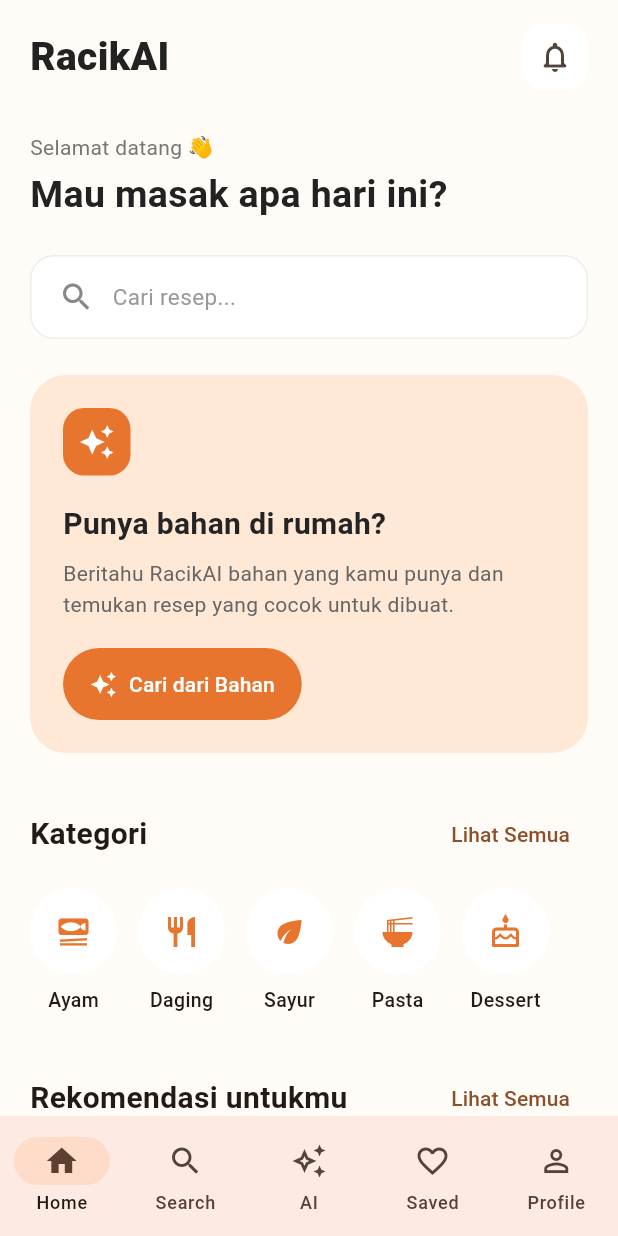
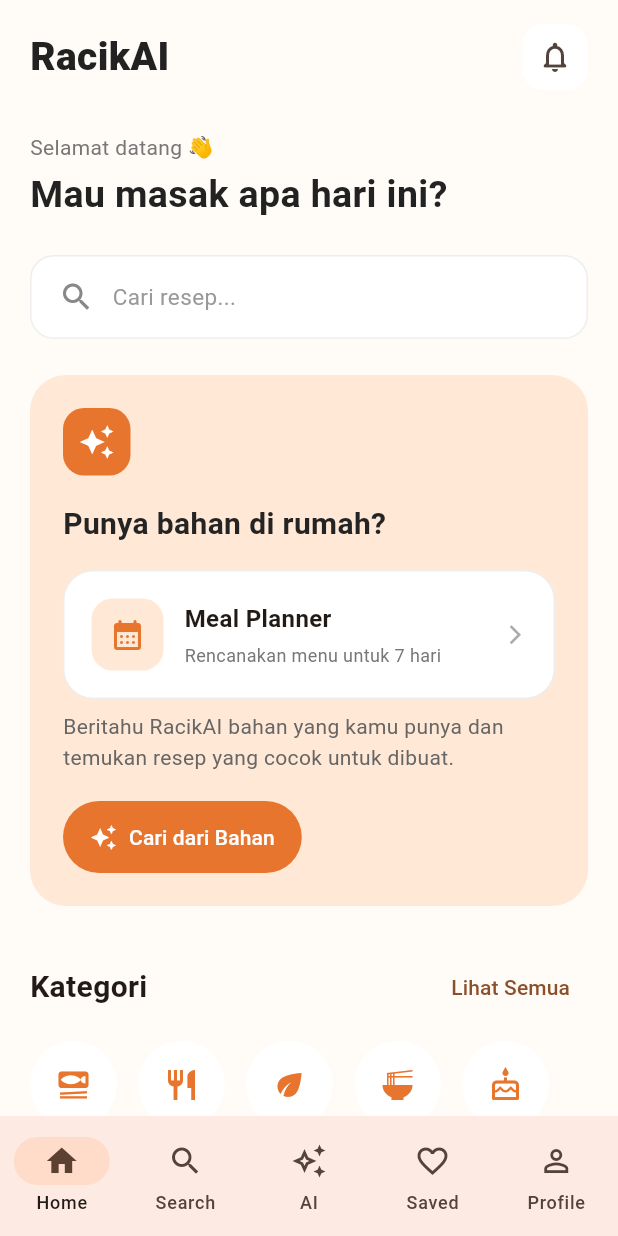
Before and after one commit to EuphoriaBot/racikai-projects, a Flutter app: the screen it shows after launch, on a phone screen of 412 x 824 dp. Run offline on Flutter 3.47's test engine with Material 3 defaults, Android fonts, the phone set to English and light mode, and no system bars; our stand-ins replace shared_preferences.

Commit message:
Add Premium Weekly Meal Planner

```diff
--- a/lib/main.dart
+++ b/lib/main.dart
@@ -5,6 +5,7 @@ import 'controllers/favorite_controller.dart';
 import 'controllers/subscription_controller.dart';
 import 'controllers/usage_controller.dart';
 import 'services/local_storage_service.dart';
+import 'controllers/meal_planner_controller.dart';
 
 Future<void> main() async {
   WidgetsFlutterBinding.ensureInitialized();
@@ -16,6 +17,8 @@ Future<void> main() async {
   await FavoriteController.instance.loadFromStorage();
 
   await UsageController.instance.loadFromStorage();
+
+  await MealPlannerController.instance.loadFromStorage();
 
   runApp(const RacikAIApp());
 }
--- a/lib/screens/home_screen.dart
+++ b/lib/screens/home_screen.dart
@@ -4,6 +4,9 @@ import '../widgets/recipe_card.dart';
 import '../data/dummy_recipes.dart';
 import 'recipe_detail_screen.dart';
 import 'ingredient_finder_screen.dart';
+import '../controllers/subscription_controller.dart';
+import 'meal_planner_screen.dart';
+import 'premium_screen.dart';
 
 class HomeScreen extends StatelessWidget {
   final VoidCallback onSearchTap;
@@ -126,6 +129,133 @@ class HomeScreen extends StatelessWidget {
                       fontSize: 20,
                       fontWeight: FontWeight.w700,
                       color: Color(0xFF242424),
+                    ),
+                  ),
+
+                  const SizedBox(height: 16),
+
+                  Material(
+                    color: Colors.transparent,
+                    child: InkWell(
+                      borderRadius: BorderRadius.circular(20),
+                      onTap: () {
+                        final isPremium =
+                            SubscriptionController.instance.isPremium;
+
+                        if (isPremium) {
+                          Navigator.push(
+                            context,
+                            MaterialPageRoute(
+                              builder: (context) => const MealPlannerScreen(),
+                            ),
+                          );
+                        } else {
+                          showDialog(
+                            context: context,
+                            builder: (dialogContext) {
+                              return AlertDialog(
+                                icon: const Icon(
+                                  Icons.calendar_month,
+                                  size: 42,
+                                  color: Color(0xFFE8752E),
+                                ),
+                                title: const Text('Fitur Premium'),
+                                content: const Text(
+                                  'Meal Planner tersedia untuk pengguna RacikAI Premium.',
+                                  textAlign: TextAlign.center,
+                                ),
+                                actionsAlignment: MainAxisAlignment.center,
+                                actions: [
+                                  TextButton(
+                                    onPressed: () {
+                                      Navigator.pop(dialogContext);
+                                    },
+                                    child: const Text('Nanti'),
+                                  ),
+                                  FilledButton(
+                                    onPressed: () {
+                                      Navigator.pop(dialogContext);
+
+                                      Navigator.push(
+                                        context,
+                                        MaterialPageRoute(
+                                          builder: (context) =>
+                                              const PremiumScreen(),
+                                        ),
+                                      );
+                                    },
+                                    style: FilledButton.styleFrom(
+                                      backgroundColor: const Color(0xFFE8752E),
+                                    ),
+                                    child: const Text('Lihat Premium'),
+                                  ),
+                                ],
+                              );
+                            },
+                          );
+                        }
+                      },
+                      child: Container(
+                        padding: const EdgeInsets.all(18),
+                        decoration: BoxDecoration(
+                          color: Colors.white,
+                          borderRadius: BorderRadius.circular(20),
+                          border: Border.all(color: const Color(0xFFEEEEEE)),
+                        ),
+                        child: const Row(
+                          children: [
+                            SizedBox(
+                              width: 48,
+                              height: 48,
+                              child: DecoratedBox(
+                                decoration: BoxDecoration(
+                                  color: Color(0xFFFFE8D5),
+                                  borderRadius: BorderRadius.all(
+                                    Radius.circular(14),
+                                  ),
+                                ),
+                                child: Icon(
+                                  Icons.calendar_month_rounded,
+                                  color: Color(0xFFE8752E),
+                                ),
+                              ),
+                            ),
+
+                            SizedBox(width: 14),
+
+                            Expanded(
+                              child: Column(
+                                crossAxisAlignment: CrossAxisAlignment.start,
+                                children: [
+                                  Text(
+                                    'Meal Planner',
+                                    style: TextStyle(
+                                      fontSize: 16,
+                                      fontWeight: FontWeight.w700,
+                                    ),
+                                  ),
+
+                                  SizedBox(height: 4),
+
+                                  Text(
+                                    'Rencanakan menu untuk 7 hari',
+                                    style: TextStyle(
+                                      fontSize: 12,
+                                      color: Color(0xFF777777),
+                                    ),
+                                  ),
+                                ],
+                              ),
+                            ),
+
+                            Icon(
+                              Icons.arrow_forward_ios,
+                              size: 15,
+                              color: Color(0xFFAAAAAA),
+                            ),
+                          ],
+                        ),
+                      ),
                     ),
                   ),
 
--- a/lib/services/local_storage_service.dart
+++ b/lib/services/local_storage_service.dart
@@ -1,4 +1,6 @@
 import 'package:shared_preferences/shared_preferences.dart';
+
+import 'dart:convert';
 
 class LocalStorageService {
   static late SharedPreferences _preferences;
@@ -11,6 +13,8 @@ class LocalStorageService {
   static const String _aiUsageKey = 'ai_usage';
 
   static const String _lastUsageDateKey = 'last_usage_date';
+
+  static const String _mealPlanKey = 'meal_plan';
 
   static Future<void> init() async {
     _preferences = await SharedPreferences.getInstance();
@@ -71,4 +75,32 @@ class LocalStorageService {
 
     await _preferences.setString(_lastUsageDateKey, date.toIso8601String());
   }
+
+  // =========================
+  // MEAL PLAN
+  // =========================
+
+  static Map<String, int> get mealPlan {
+    final storedData = _preferences.getString(_mealPlanKey);
+
+    if (storedData == null) {
+      return {};
+    }
+
+    try {
+      final decoded = jsonDecode(storedData) as Map<String, dynamic>;
+
+      return decoded.map((key, value) => MapEntry(key, value as int));
+    } catch (_) {
+      return {};
+    }
+  }
+
+  static Future<void> saveMealPlan(Map<String, int> mealPlan) async {
+    await _preferences.setString(_mealPlanKey, jsonEncode(mealPlan));
+  }
+
+  static Future<void> clearMealPlan() async {
+    await _preferences.remove(_mealPlanKey);
+  }
 }
```
Also changed, not shown: lib/controllers/meal_planner_controller.dart (added, +69 -0 lines), lib/screens/meal_planner_screen.dart (added, +408 -0 lines).
